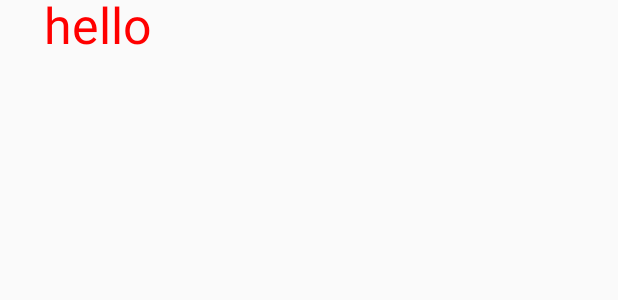
After one commit to roman-nevr/MyExamples, an Android app: the layout sample_pixel_view.xml on its own in the app's theme, with its tools: preview values and no code run, on a phone screen of 412 x 824 dp. The commit adds this screen. Shown: the top 300 px of the screen. Run offline under Robolectric (Android 15) with nearby library versions, the phone set to English and light mode, and no system bars.

Commit message:
05.10.16 evening

```diff
--- /dev/null
+++ b/app/src/main/java/ru/rubicon/myexamples/views/PixelView.java
@@ -0,0 +1,73 @@
+package ru.rubicon.myexamples.views;
+
+import android.content.Context;
+import android.graphics.Canvas;
+import android.graphics.Color;
+import android.os.Handler;
+import android.os.SystemClock;
+import android.text.TextPaint;
+import android.util.AttributeSet;
+import android.view.View;
+
+import java.util.Random;
+
+/**
+ * Created by Витя on 05.10.2016.
+ */
+public class PixelView extends View {
+
+    private TextPaint mTextPaint;
+    float x;
+    Random r = new Random(10);
+
+    public PixelView(Context context) {
+        super(context);
+        init(null, 0);
+    }
+
+    public PixelView(Context context, AttributeSet attrs) {
+        super(context, attrs);
+        init(attrs, 0);
+    }
+
+    public PixelView(Context context, AttributeSet attrs, int defStyleAttr) {
+        super(context, attrs, defStyleAttr);
+        init(attrs, defStyleAttr);
+    }
+
+    private void init(AttributeSet attrs, int defStyle){
+        mTextPaint = new TextPaint();
+        mTextPaint.setColor(Color.RED);
+        mTextPaint.setTextSize(50);
+        startAnimation();
+    }
+
+    @Override
+    protected void onDraw(Canvas canvas) {
+        super.onDraw(canvas);
+
+        x = r.nextFloat()*10;
+
+        canvas.drawText("hello", x+40,x+40, mTextPaint);
+    }
+
+    long mAnimStartTime;
+
+    Handler mHandler = new Handler();
+    Runnable mTick = new Runnable() {
+        public void run() {
+            invalidate();
+            mHandler.postDelayed(this, 20); // 20ms == 60fps
+        }
+    };
+
+    void startAnimation() {
+        mAnimStartTime = SystemClock.uptimeMillis();
+        mHandler.removeCallbacks(mTick);
+        mHandler.post(mTick);
+    }
+
+    void stopAnimation() {
+        mHandler.removeCallbacks(mTick);
+    }
+}
--- a/app/src/main/res/drawable/rounded_dig_button.xml
+++ b/app/src/main/res/drawable/rounded_dig_button.xml
@@ -2,7 +2,7 @@
 <shape xmlns:android="http://schemas.android.com/apk/res/android"
        android:shape="rectangle">
 
-    <solid android:color="#AAFFFFFF"/>
+    <solid android:color="@color/colorAccent"/>
 
     <corners android:bottomRightRadius="7dp"
              android:bottomLeftRadius="7dp"
--- /dev/null
+++ b/app/src/main/res/layout/sample_pixel_view.xml
@@ -0,0 +1,11 @@
+<FrameLayout xmlns:android="http://schemas.android.com/apk/res/android"
+    xmlns:app="http://schemas.android.com/apk/res-auto"
+    android:layout_width="match_parent"
+    android:layout_height="match_parent">
+
+    <ru.rubicon.myexamples.views.PixelView
+        android:layout_width="200dp"
+        android:layout_height="50dp"
+ />
+
+</FrameLayout>
--- /dev/null
+++ b/app/src/main/res/values/attrs_pixel_view.xml
@@ -0,0 +1,5 @@
+<resources>
+    <declare-styleable name="PixelView">
+
+    </declare-styleable>
+</resources>
```
Also changed, not shown: app/src/main/java/ru/rubicon/myexamples/ConcurrentCanvas.java (added, +7 -0 lines), app/src/main/java/ru/rubicon/myexamples/views/DoublesideView.java (+9 -0 lines), app/src/main/res/drawable/buble_test.xml (added, +11 -0 lines), app/src/main/res/drawable/shadow_test.xml (+43 -12 lines), app/src/main/res/layout/custom_view_example_main.xml (+10 -4 lines), 2 other files.
